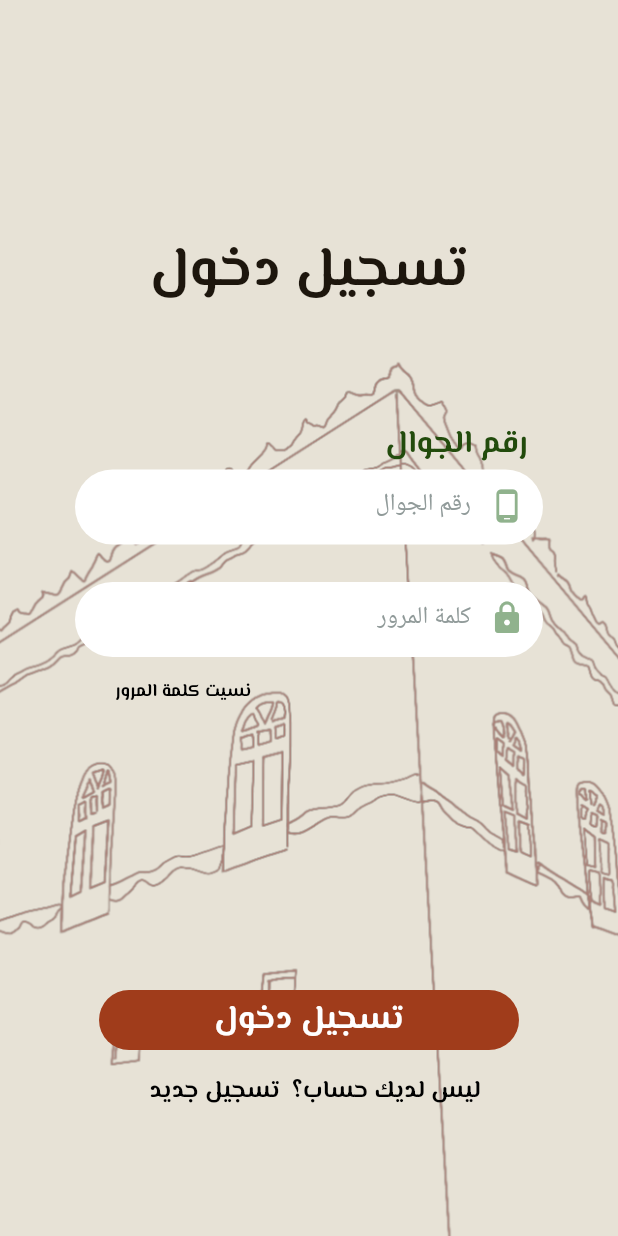
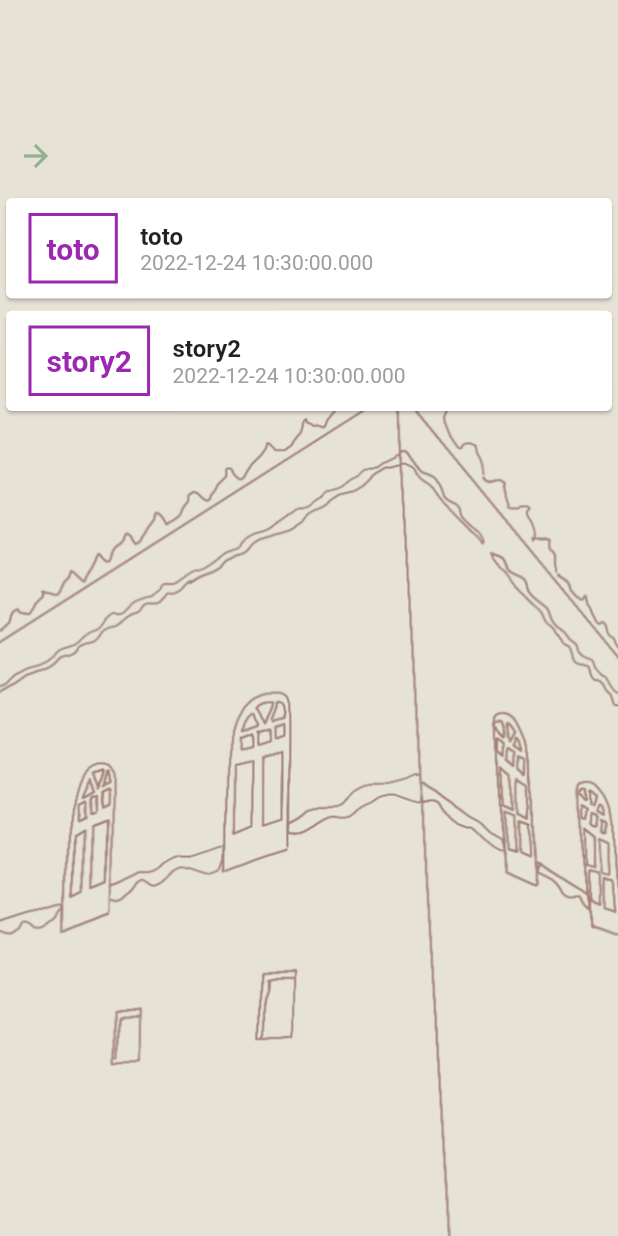
Before and after one commit to TALEED5/toto, a Flutter app: the screen it shows after launch, after a tap on "تسجيل دخول", on a phone screen of 412 x 824 dp. Run offline on Flutter 3.47's test engine with Material 2 defaults, Android fonts, the phone set to English and light mode, and no system bars.

Commit message:
normal flow without DB

```diff
--- a/lib/home.dart
+++ b/lib/home.dart
@@ -1,25 +1,110 @@
-import 'package:flutter/src/foundation/key.dart';
+//import 'package:flutter/src/foundation/key.dart';
 import 'package:flutter/material.dart';
+import './story.dart';
 
-class MyWidget extends StatefulWidget {
-  const MyWidget({Key? key}) : super(key: key);
-
+class home extends StatefulWidget {
   @override
-  State<MyWidget> createState() => _MyWidgetState();
+  State<home> createState() => _home();
 }
 
-class _MyWidgetState extends State<MyWidget> {
+class _home extends State<home> {
+  final List<Story> stories = [
+    Story(
+        title: 'toto',
+        discreption: "taleed life",
+        date: DateTime.now(),
+        writer: "taleed members"),
+    Story(
+        title: 'story2',
+        discreption: "taleed s2 dis",
+        date: DateTime.now(),
+        writer: "writer2"),
+  ];
   @override
   Widget build(BuildContext context) {
     return Scaffold(
         body: Container(
-            alignment: Alignment.center,
-            padding: const EdgeInsets.fromLTRB(0, 80, 0, 0),
-            decoration: const BoxDecoration(
-              image: DecorationImage(
-                  image: AssetImage('assets/images/housebg.png'),
-                  fit: BoxFit.cover),
-            ),
-            child: Center()));
+      alignment: Alignment.center,
+      padding: const EdgeInsets.fromLTRB(0, 80, 0, 0),
+      decoration: const BoxDecoration(
+        image: DecorationImage(
+            image: AssetImage('assets/images/housebg.png'), fit: BoxFit.cover),
+      ),
+      child: Column(
+        //for the whole page
+        crossAxisAlignment: CrossAxisAlignment.stretch,
+        children: [
+          Row(
+            //the title and go back icon
+            children: [
+              /*Text("قصصي",
+              textAlign: TextAlign.center,
+              style: TextStyle(
+                      fontFamily: "ElMessiri",
+                      fontSize: 21.0,
+                      color: Color.fromARGB(255, 34, 75, 12),
+                      fontWeight: FontWeight.bold,
+                    ),),*/
+              IconButton(
+                icon: Icon(Icons.arrow_forward),
+                onPressed: (() {
+                  Navigator.pop(context);
+                }),
+                color: Color(0xFF90B28D),
+              )
+            ],
+          ),
+          Column(
+            children: stories.map((st) {
+              return Card(
+                child: Row(
+                  children: <Widget>[
+                    Container(
+                      margin: EdgeInsets.symmetric(
+                        vertical: 10,
+                        horizontal: 15,
+                      ),
+                      decoration: BoxDecoration(
+                        border: Border.all(
+                          color: Colors.purple,
+                          width: 2,
+                        ),
+                      ),
+                      padding: EdgeInsets.all(10),
+                      child: Text(
+                        st.title,
+                        style: TextStyle(
+                          fontWeight: FontWeight.bold,
+                          fontSize: 20,
+                          color: Colors.purple,
+                        ),
+                      ),
+                    ),
+                    Column(
+                      crossAxisAlignment: CrossAxisAlignment.start,
+                      children: <Widget>[
+                        Text(
+                          st.title,
+                          style: TextStyle(
+                            fontSize: 16,
+                            fontWeight: FontWeight.bold,
+                          ),
+                        ),
+                        Text(
+                          st.date.toString(),
+                          style: TextStyle(
+                            color: Colors.grey,
+                          ),
+                        ),
+                      ],
+                    ),
+                  ],
+                ),
+              );
+            }).toList(),
+          ),
+        ],
+      ),
+    ));
   }
 }
--- a/lib/main.dart
+++ b/lib/main.dart
@@ -1,10 +1,13 @@
 // ignore_for_file: prefer_const_constructors
 // no thing new again
+import 'package:toto/home.dart';
+
 import './forgetpassword.dart';
 import 'package:flutter/material.dart';
 
 //import 'package:intl/intl.dart';
 import './CreateAccount.dart';
+import './home.dart';
 
 //just a comment to test github
 //import './forgetpassword.dart';
@@ -167,7 +170,13 @@ class _MyAppState extends State<MyApp> {
                 ),
                 //-------------------------------------the button--------------------
                 ElevatedButton(
-                  onPressed: login,
+                  onPressed: () {
+                    Navigator.push(
+                        context,
+                        MaterialPageRoute(
+                          builder: (context) => home(),
+                        ));
+                  },
                   style: ElevatedButton.styleFrom(
                       fixedSize: Size(280, 40),
                       backgroundColor: Color(0xFFA03C1B),
--- a/lib/story.dart
+++ b/lib/story.dart
@@ -1,3 +1,5 @@
+import 'package:flutter/foundation.dart';
+
 class Story {
   late String title;
   //location loc;
@@ -7,6 +9,12 @@ class Story {
   late DateTime date;
   late String writer;
 
+  Story(
+      {required this.title,
+      required this.discreption,
+      required this.date,
+      required this.writer});
+
   void likeStory() {}
   void locateOrigin() {}
   void readStory() {}
--- a/pubspec.yaml
+++ b/pubspec.yaml
@@ -14,7 +14,6 @@ dependencies:
 
   cupertino_icons: ^1.0.2
   firebase_auth: ^4.2.0
-  cloud_firestore: ^4.3.0
 
 dev_dependencies:
   flutter_test:
```
Also changed, not shown: pubspec.lock, 3 other files.
